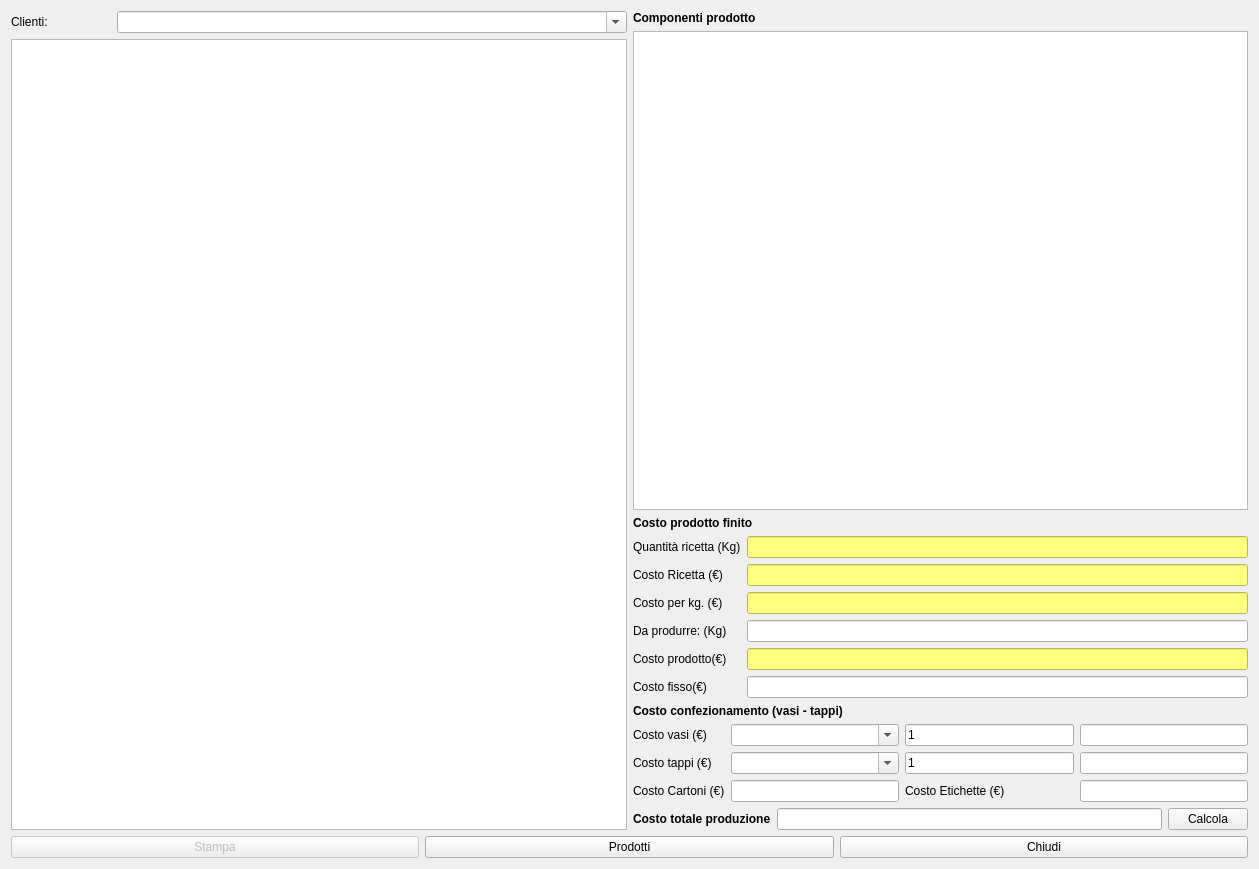
Above: hcalcost.ui from fblabs/hamlet-mod-sancon before the change. Below: the same form after it.
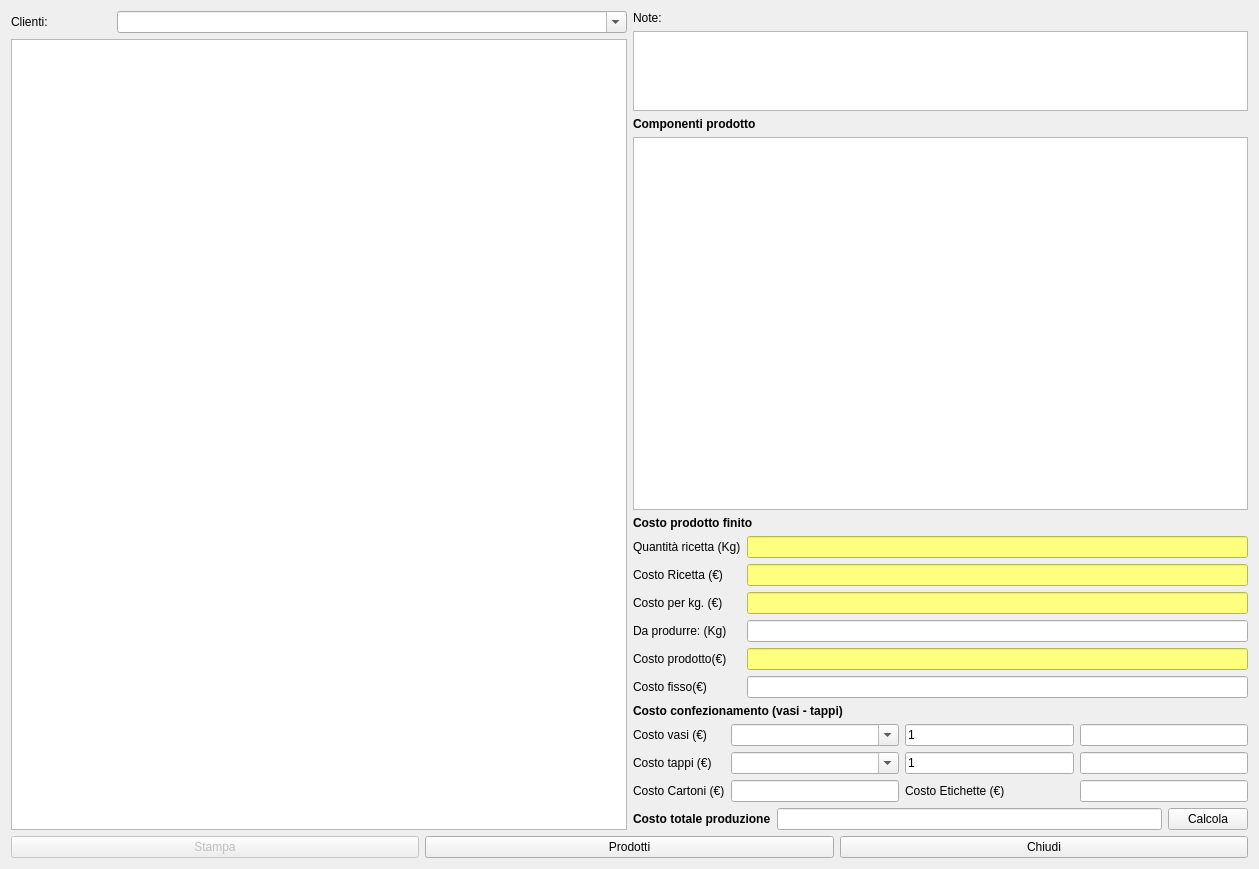
That is the form after the change. Icons and pictures are not drawn.

Diff of the .ui file:
```diff
--- a/hcalcost.ui
+++ b/hcalcost.ui
@@ -65,6 +65,23 @@
      </item>
      <item>
       <layout class="QVBoxLayout" name="verticalLayout_4">
+       <item>
+        <widget class="QLabel" name="label_5">
+         <property name="text">
+          <string>Note:</string>
+         </property>
+        </widget>
+       </item>
+       <item>
+        <widget class="QTextEdit" name="teNote">
+         <property name="maximumSize">
+          <size>
+           <width>16777215</width>
+           <height>80</height>
+          </size>
+         </property>
+        </widget>
+       </item>
        <item>
         <widget class="QLabel" name="label_15">
          <property name="font">
```
